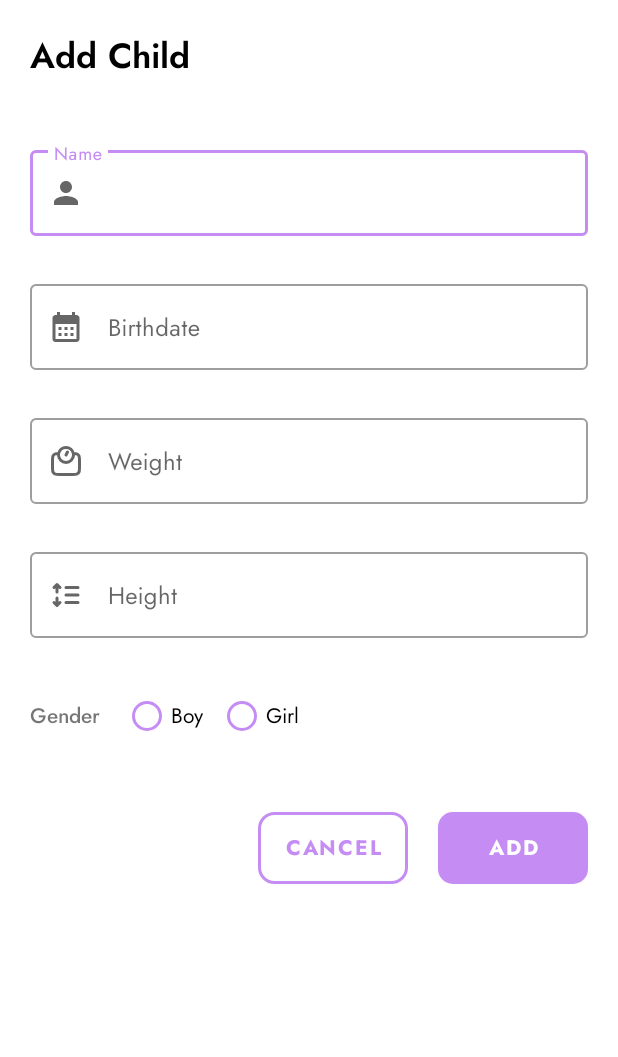
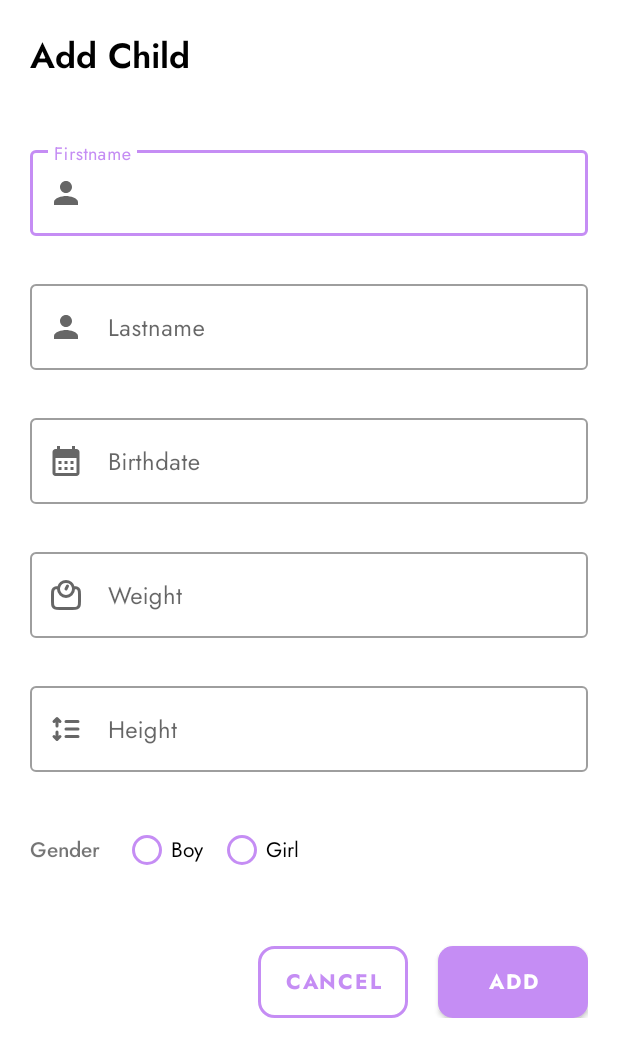
Before and after one commit to adil-arbib/baby_care, an Android app: the layout dialog_add_child.xml on its own in the app's theme, with its tools: preview values and no code run, on a phone screen of 412 x 824 dp. Shown: the top 1057 px of the screen. Run offline under Robolectric (Android 15) with nearby library versions, the phone set to English and light mode, and no system bars.

Commit message:
add -add child-

```diff
--- a/app/src/main/java/com/groupe6/babycare/repositories/apis/ChildApi.java
+++ b/app/src/main/java/com/groupe6/babycare/repositories/apis/ChildApi.java
@@ -18,7 +18,7 @@ public interface ChildApi {
     @GET("/api/v1/children")
     Call<List<ChildDTO>> getAll();
 
-    @POST("/api/v1/children")
+    @POST("/api/v1/children/add")
     Call<ChildDTO> add(@Body ChildDTO childDTO);
 
     @PUT("/api/v1/children/{id}/update")
--- a/app/src/main/java/com/groupe6/babycare/repositories/apis/ParentApi.java
+++ b/app/src/main/java/com/groupe6/babycare/repositories/apis/ParentApi.java
@@ -5,7 +5,9 @@ import com.groupe6.babycare.dtos.children.ChildDTO;
 import java.util.List;
 
 import retrofit2.Call;
+import retrofit2.http.Body;
 import retrofit2.http.GET;
+import retrofit2.http.POST;
 import retrofit2.http.Path;
 
 public interface ParentApi {
@@ -13,4 +15,7 @@ public interface ParentApi {
     @GET("/api/v1/users/{parentId}/children")
     Call<List<ChildDTO>> getChildren(@Path("parentId") Long parentId);
 
+
+    @POST("/api/v1/users/{id}/children")
+    Call<Void> addChild(@Body ChildDTO child, @Path("id") Long id);
 }
--- a/app/src/main/res/layout/dialog_add_child.xml
+++ b/app/src/main/res/layout/dialog_add_child.xml
@@ -17,7 +17,7 @@
         android:text="@string/add_child"/>
 
     <com.google.android.material.textfield.TextInputLayout
-        android:id="@+id/inp_name"
+        android:id="@+id/inp_firstname"
         style="@style/Widget.MaterialComponents.TextInputLayout.OutlinedBox"
         android:layout_marginTop="40dp"
         android:layout_width="match_parent"
@@ -27,10 +27,30 @@
         app:errorIconDrawable="@drawable/ic_error"
         app:layout_constraintStart_toStartOf="parent"
         app:layout_constraintEnd_toEndOf="parent"
-        android:hint="@string/name"
+        android:hint="@string/firstname"
         app:layout_constraintTop_toBottomOf="@+id/txt_add_child">
         <com.google.android.material.textfield.TextInputEditText
-            android:id="@+id/input_name"
+            android:id="@+id/input_firstname"
+            android:maxLength="30"
+            android:layout_width="match_parent"
+            android:layout_height="wrap_content"/>
+    </com.google.android.material.textfield.TextInputLayout>
+
+    <com.google.android.material.textfield.TextInputLayout
+        android:id="@+id/inp_lastname"
+        style="@style/Widget.MaterialComponents.TextInputLayout.OutlinedBox"
+        android:layout_marginTop="5dp"
+        android:layout_width="match_parent"
+        android:layout_height="wrap_content"
+        app:startIconDrawable="@drawable/ic_person"
+        app:errorEnabled="true"
+        app:errorIconDrawable="@drawable/ic_error"
+        app:layout_constraintStart_toStartOf="parent"
+        app:layout_constraintEnd_toEndOf="parent"
+        android:hint="@string/lastname"
+        app:layout_constraintTop_toBottomOf="@+id/inp_firstname">
+        <com.google.android.material.textfield.TextInputEditText
+            android:id="@+id/input_lastname"
             android:maxLength="30"
             android:layout_width="match_parent"
             android:layout_height="wrap_content"/>
@@ -48,7 +68,7 @@
         app:layout_constraintStart_toStartOf="parent"
         app:layout_constraintEnd_toEndOf="parent"
         android:hint="@string/birthdate"
-        app:layout_constraintTop_toBottomOf="@+id/inp_name">
+        app:layout_constraintTop_toBottomOf="@+id/inp_lastname">
         <com.google.android.material.textfield.TextInputEditText
             android:id="@+id/input_date"
             android:maxLength="30"
```
Also changed, not shown: app/src/main/java/com/groupe6/babycare/activities/dialogs/AddChildDialog.java (+39 -8 lines), app/src/main/java/com/groupe6/babycare/repositories/implementations/ParentApiImpl.java (+19 -0 lines).
